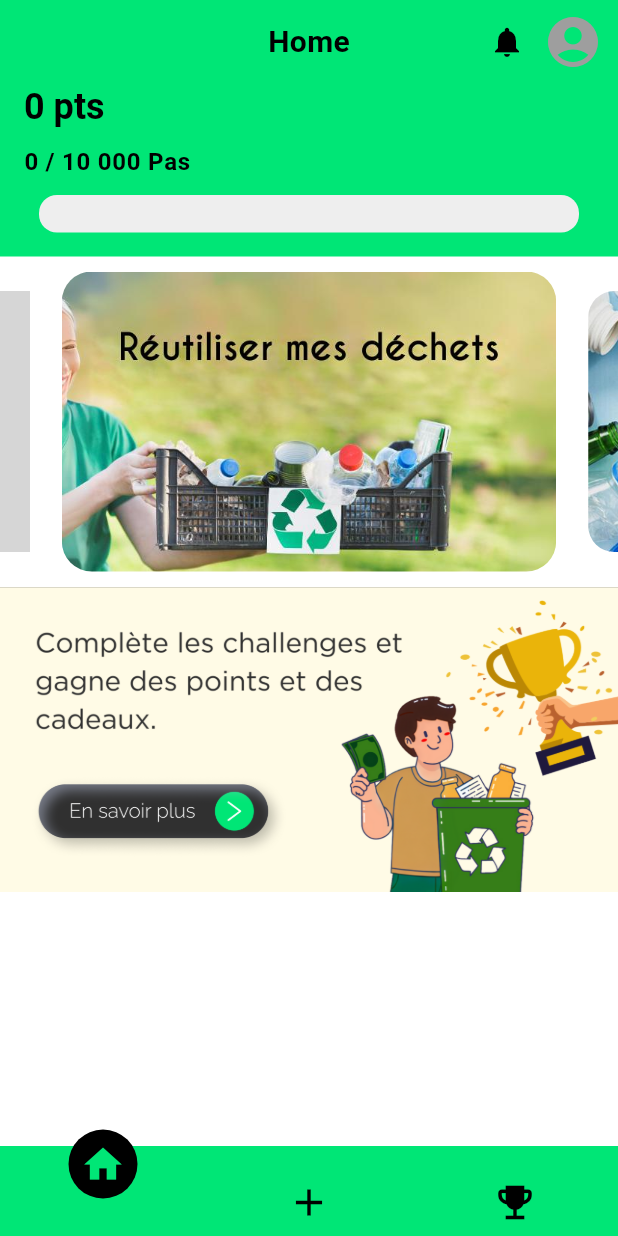
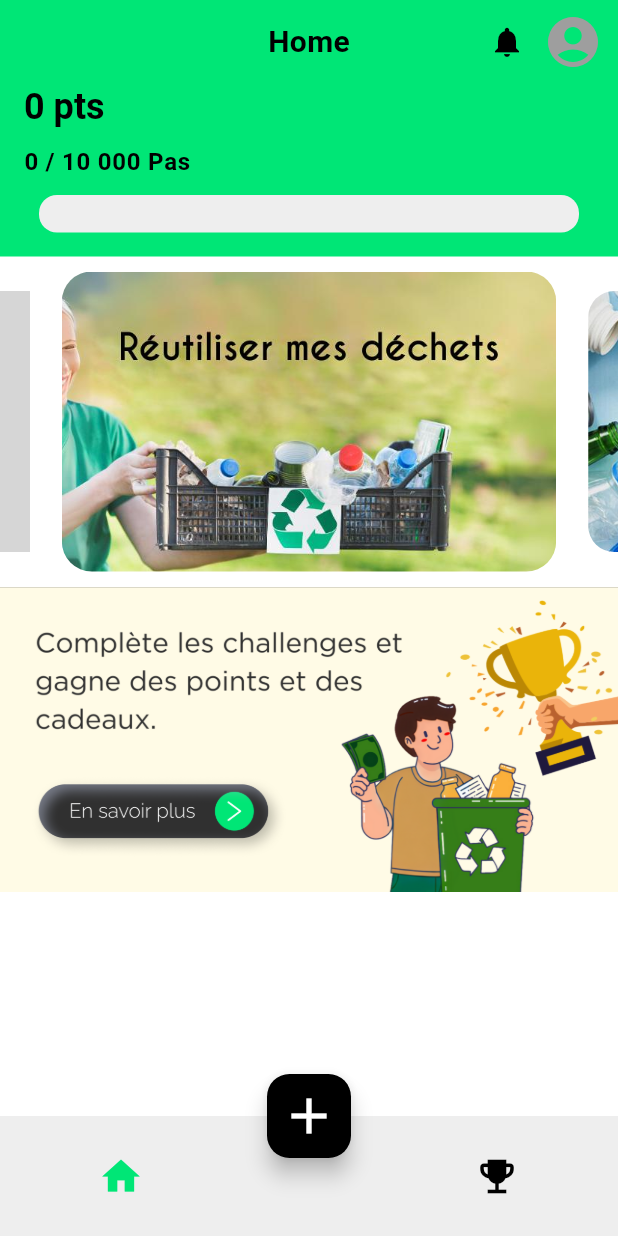
Before and after one commit to julesbsd/EcoWard-App, a Flutter app: the Menu screen opened directly, on a phone screen of 412 x 824 dp. Run offline on Flutter 3.47's test engine with Material 3 defaults, Android fonts, the phone set to English and light mode, and no system bars; drawn by our look-alikes of carousel_slider, curved_navigation_bar; our stand-ins replace fl_chart, geolocator, image_picker, pedometer, permission_handler and 2 more; missing offline and left inert: dart:ffi, workmanager; accounts and stored records are empty; network calls fail; Roboto replaces fonts that are missing (CaviarDreams); grey boxes are pictures that could not be loaded.

Commit message:
navbar native

```diff
--- a/lib/pages/menu.dart
+++ b/lib/pages/menu.dart
@@ -1,14 +1,10 @@
 import 'dart:developer';
 
-import 'package:curved_navigation_bar/curved_navigation_bar.dart';
 import 'package:ecoward/components/drawer.dart';
 import 'package:ecoward/controllers/providers/PageProvider.dart';
 import 'package:ecoward/controllers/providers/UserProvider.dart';
 import 'package:ecoward/global/routes.dart';
 import 'package:ecoward/pages/action_page.dart';
-import 'package:ecoward/pages/calendar_page.dart';
-import 'package:ecoward/pages/challenge_page.dart';
-import 'package:ecoward/pages/graphic_page.dart';
 import 'package:ecoward/pages/home_page.dart';
 import 'package:ecoward/pages/ranking_page.dart';
 import 'package:flutter/material.dart';
@@ -25,23 +21,18 @@ class _MenuState extends State<Menu> {
   String image = '';
   late UserProvider pUser;
   late Pageprovider pPage;
-  final GlobalKey<CurvedNavigationBarState> _bottomNavigationKey = GlobalKey();
   final GlobalKey<ScaffoldState> scaffoldKey = GlobalKey();
 
   final List<Widget> _widgetOptions = <Widget>[
     const HomePage(),
-    // const ChallengePage(),
     const ActionPage(),
     RankingPage(),
-    // CalendarPage(),
   ];
 
   final List<String> pages = [
     'Home',
-    // 'Défi',
     'Action',
-    'Classement ',
-    // 'Statistiques',
+    'Classement',
   ];
 
   @override
@@ -83,7 +74,7 @@ class _MenuState extends State<Menu> {
                 scaffoldKey.currentState?.openDrawer();
               },
               child: Padding(
-          padding: const EdgeInsets.only(right: 10.0), // Add padding to the right
+                padding: const EdgeInsets.only(right: 10.0),
                 child: ClipOval(
                   child: Image.network(
                     image.isNotEmpty
@@ -109,7 +100,6 @@ class _MenuState extends State<Menu> {
         body: Padding(
           padding: const EdgeInsets.all(0),
           child: SingleChildScrollView(
-            // Ajout de SingleChildScrollView pour rendre la page défilable
             child: Column(
               children: [
                 Container(
@@ -121,48 +111,55 @@ class _MenuState extends State<Menu> {
             ),
           ),
         ),
-        bottomNavigationBar: CurvedNavigationBar(
-          height: 60,
-          key: _bottomNavigationKey,
-          index: pPage.getIndex(),
-          items: <Widget>[
-            Icon(Icons.home,
+        bottomNavigationBar: BottomAppBar(
+          color: Colors.grey.shade200,
+          child: Row(
+            mainAxisAlignment: MainAxisAlignment.spaceAround,
+            children: <Widget>[
+              IconButton(
+                icon: Icon(
                   size: 30,
+                  Icons.home,
                   color: pPage.getIndex() == 0
                       ? const Color.fromRGBO(0, 230, 118, 1)
-                    : Colors.black),
-            // Icon(Icons.bolt,
-            //     size: 30,
-            //     color: pPage.getIndex() == 1
-            //         ? const Color.fromRGBO(0, 230, 118, 1)
-            //         : Colors.black),
-            Icon(Icons.add,
+                      : Colors.black,
+                ),
+                onPressed: () {
+                  setState(() {
+                    pPage.setIndex(0);
+                  });
+                },
+              ),
+              const SizedBox(width: 40), // The dummy child for spacing
+              IconButton(
+                icon: Icon(
                   size: 30,
-                color: pPage.getIndex() == 1
-                    ? const Color.fromRGBO(0, 230, 118, 1)
-                    : Colors.black),
-            Icon(Icons.emoji_events,
-                size: 30,
+                  Icons.emoji_events,
                   color: pPage.getIndex() == 2
                       ? const Color.fromRGBO(0, 230, 118, 1)
-                    : Colors.black),
-            // Icon(Icons.person,
-            //     size: 30,
-            //     color: pPage.getIndex() == 4
-            //         ? const Color.fromRGBO(0, 230, 118, 1)
-            //         : Colors.black),
-          ],
-          color: const Color.fromRGBO(0, 230, 118, 1),
-          buttonBackgroundColor: Colors.black,
-          backgroundColor: const Color.fromRGBO(0, 230, 118, 1),
-          // animationCurve: Curves.easeInOut,
-          animationDuration: const Duration(milliseconds: 150),
-          onTap: (selectedIndex) {
+                      : Colors.black,
+                ),
+                onPressed: () {
                   setState(() {
-              pPage.setIndex(selectedIndex);
+                    pPage.setIndex(2);
                   });
                 },
-          letIndexChange: (index) => true,
+              ),
+            ],
+          ),
+        ),
+        floatingActionButtonLocation: FloatingActionButtonLocation.centerDocked,
+        floatingActionButton: FloatingActionButton(
+          onPressed: () {
+            setState(() {
+              pPage.setIndex(1);
+            });
+          },
+          child: const Icon(Icons.add, size: 40,),
+          backgroundColor: Colors.black,
+          shape: RoundedRectangleBorder(
+            borderRadius: BorderRadius.circular(15),
+          ),
         ),
       ),
     );
```
Lines whose indentation alone changed are shown as unchanged.
